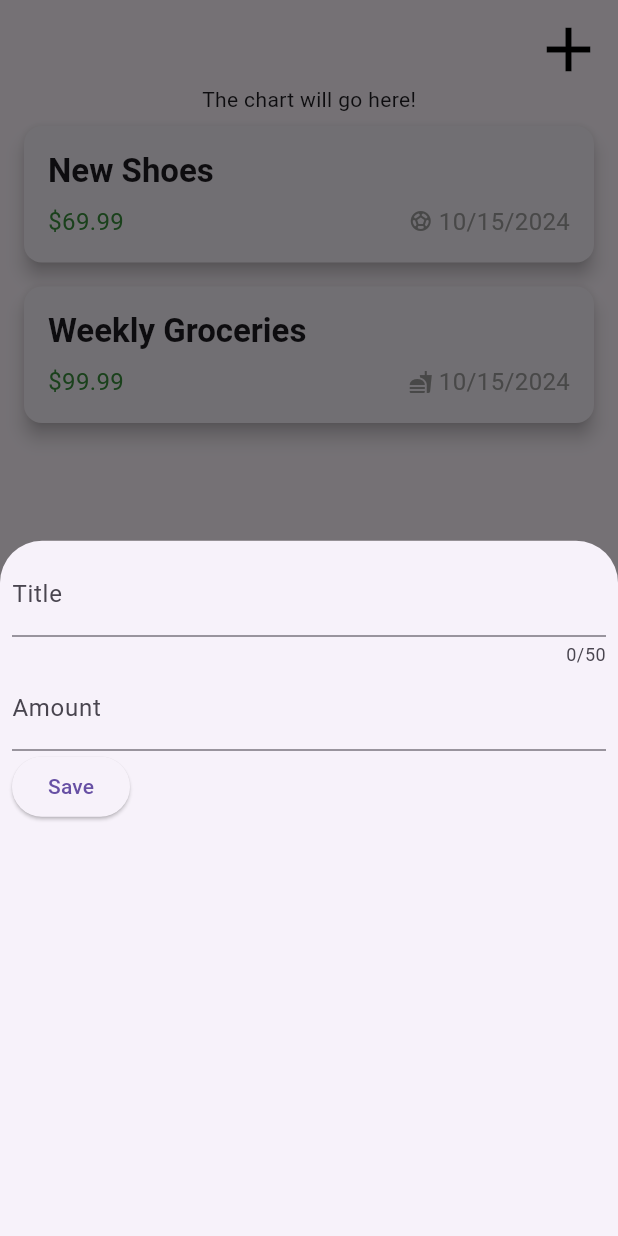
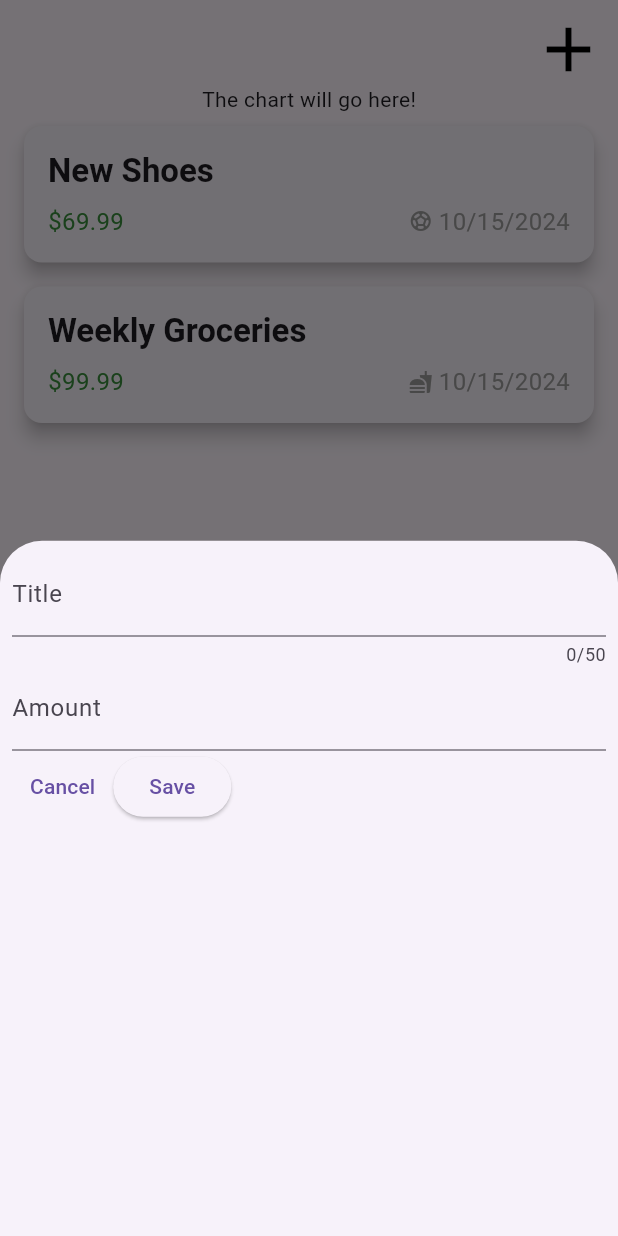
Before and after one commit to MichalMatu/expense_tracker, a Flutter app: the screen it shows after launch, after a tap on the "add" icon, on a phone screen of 412 x 824 dp. Run offline on Flutter 3.47's test engine with Material 3 defaults, Android fonts, the phone set to English and light mode, and no system bars.

Commit message:
cancel added

```diff
--- a/lib/widgets/new_expense.dart
+++ b/lib/widgets/new_expense.dart
@@ -32,10 +32,16 @@ class _NewExpenseState extends State<NewExpense> {
         ),
         TextField(
           controller: _amountController,
-          decoration: const InputDecoration(label: Text('Amount')),
+          decoration:
+              const InputDecoration(label: Text('Amount'), prefixText: '\$'),
           keyboardType: TextInputType.number,
         ),
         Row(children: [
+          TextButton(
+              onPressed: () {
+                Navigator.of(context).pop();
+              },
+              child: const Text('Cancel')),
           ElevatedButton(
               onPressed: () {
                 print(_titleController.text);
```
